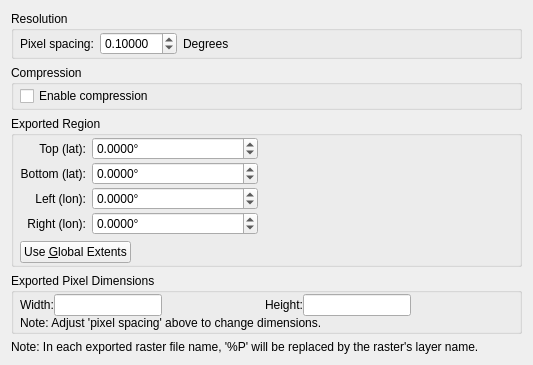
Above: src/qt-widgets/ExportRasterOptionsWidgetUi.ui from GPlates/GPlates before the change. Below: the same form after it.
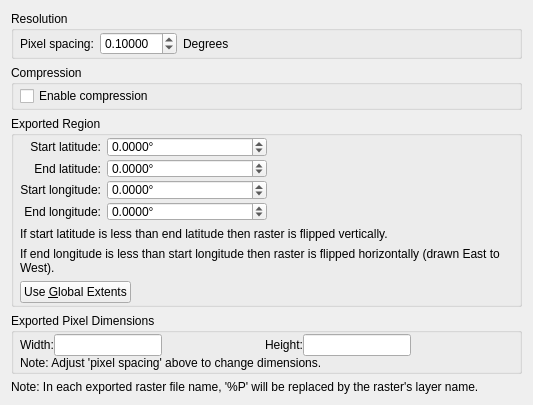
That is the form after the change. Icons and pictures are not drawn.

```diff
--- a/src/qt-widgets/ExportRasterOptionsWidgetUi.ui
+++ b/src/qt-widgets/ExportRasterOptionsWidgetUi.ui
@@ -7,7 +7,7 @@
     <x>0</x>
     <y>0</y>
     <width>533</width>
-    <height>331</height>
+    <height>353</height>
    </rect>
   </property>
   <property name="windowTitle">
@@ -153,7 +153,7 @@
            </sizepolicy>
           </property>
           <property name="text">
-           <string>Top (lat):</string>
+           <string>Start latitude:</string>
           </property>
           <property name="alignment">
            <set>Qt::AlignRight|Qt::AlignTrailing|Qt::AlignVCenter</set>
@@ -201,7 +201,7 @@
            </sizepolicy>
           </property>
           <property name="text">
-           <string>Bottom (lat):</string>
+           <string>End latitude:</string>
           </property>
           <property name="alignment">
            <set>Qt::AlignRight|Qt::AlignTrailing|Qt::AlignVCenter</set>
@@ -249,7 +249,7 @@
            </sizepolicy>
           </property>
           <property name="text">
-           <string>Left (lon):</string>
+           <string>Start longitude:</string>
           </property>
           <property name="alignment">
            <set>Qt::AlignRight|Qt::AlignTrailing|Qt::AlignVCenter</set>
@@ -297,7 +297,7 @@
            </sizepolicy>
           </property>
           <property name="text">
-           <string>Right (lon):</string>
+           <string>End longitude:</string>
           </property>
           <property name="alignment">
            <set>Qt::AlignRight|Qt::AlignTrailing|Qt::AlignVCenter</set>
@@ -338,6 +338,26 @@
         </item>
        </layout>
       </item>
+      <item>
+       <widget class="QLabel" name="lat_extents_label">
+        <property name="text">
+         <string>If start latitude is less than end latitude then raster is flipped vertically.</string>
+        </property>
+        <property name="wordWrap">
+         <bool>true</bool>
+        </property>
+       </widget>
+      </item>
+      <item>
+       <widget class="QLabel" name="lon_extents_label">
+        <property name="text">
+         <string>If end longitude is less than start longitude then raster is flipped horizontally (drawn East to West).</string>
+        </property>
+        <property name="wordWrap">
+         <bool>true</bool>
+        </property>
+       </widget>
+      </item>
       <item>
        <layout class="QHBoxLayout" name="horizontalLayout_3">
         <item>
```
